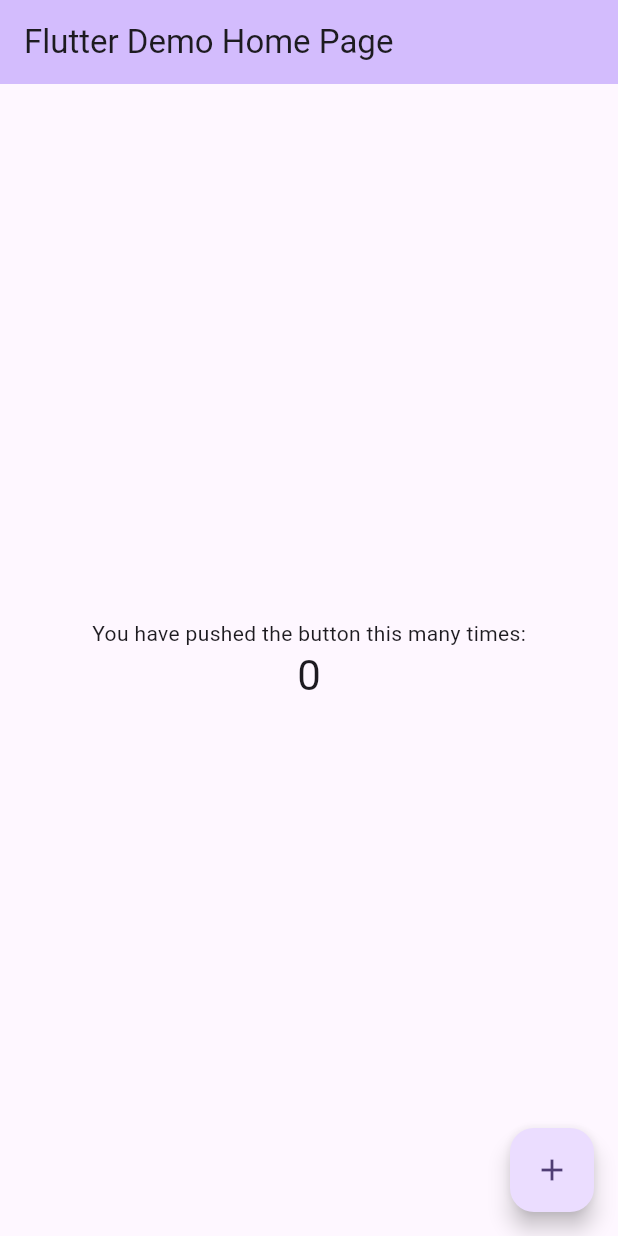
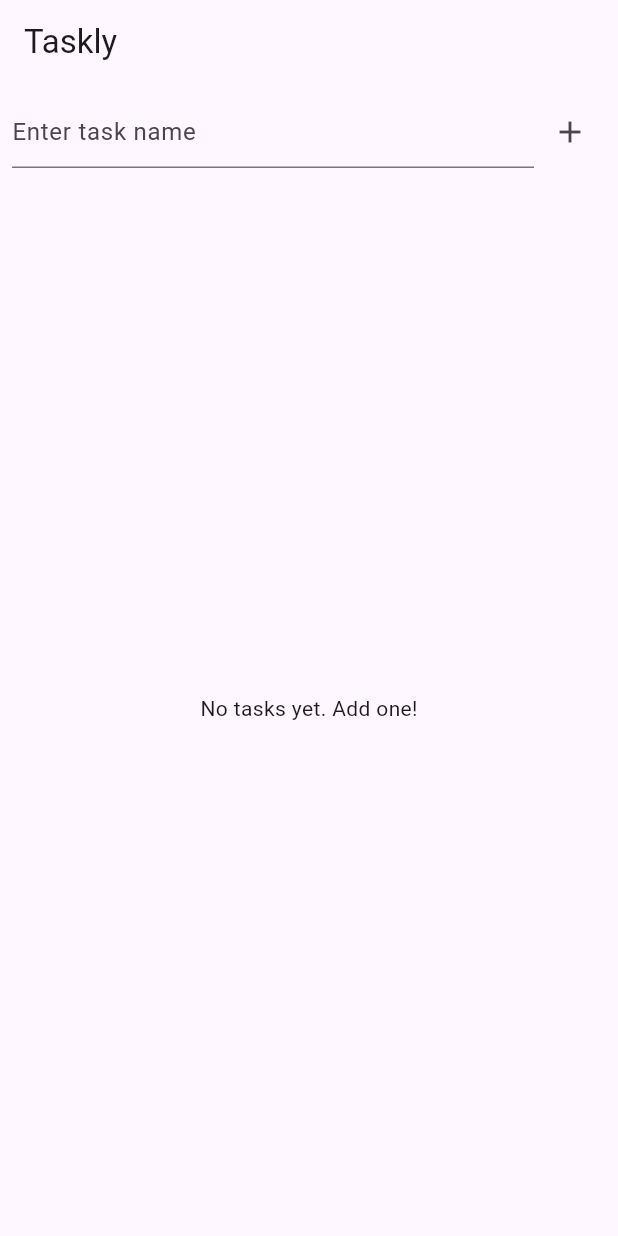
Before and after one commit to trungnt7505-ship-it/PRM393_trungnthe190109_Lab, a Flutter app: the screen it shows after launch, on a phone screen of 412 x 824 dp. Run offline on Flutter 3.47's test engine with Material 3 defaults, Android fonts, the phone set to English and light mode, and no system bars; our stand-ins replace shared_preferences.

Commit message:
Lab 11.2 - Widget Testing: Task List UI

```diff
--- a/LAB_11/lib/main.dart
+++ b/LAB_11/lib/main.dart
@@ -1,122 +1,22 @@
 import 'package:flutter/material.dart';
+import 'repositories/task_repository.dart';
+import 'screens/task_list_screen.dart';
 
 void main() {
-  runApp(const MyApp());
+  runApp(TasklyApp(repository: TaskRepository()));
 }
 
-class MyApp extends StatelessWidget {
-  const MyApp({super.key});
+class TasklyApp extends StatelessWidget {
+  final TaskRepository repository;
 
-  // This widget is the root of your application.
+  const TasklyApp({super.key, required this.repository});
+
   @override
   Widget build(BuildContext context) {
     return MaterialApp(
-      title: 'Flutter Demo',
-      theme: ThemeData(
-        // This is the theme of your application.
-        //
-        // TRY THIS: Try running your application with "flutter run". You'll see
-        // the application has a purple toolbar. Then, without quitting the app,
-        // try changing the seedColor in the colorScheme below to Colors.green
-        // and then invoke "hot reload" (save your changes or press the "hot
-        // reload" button in a Flutter-supported IDE, or press "r" if you used
-        // the command line to start the app).
-        //
-        // Notice that the counter didn't reset back to zero; the application
-        // state is not lost during the reload. To reset the state, use hot
-        // restart instead.
-        //
-        // This works for code too, not just values: Most code changes can be
-        // tested with just a hot reload.
-        colorScheme: .fromSeed(seedColor: Colors.deepPurple),
-      ),
-      home: const MyHomePage(title: 'Flutter Demo Home Page'),
+      title: 'Taskly',
+      theme: ThemeData(primarySwatch: Colors.blue),
+      home: TaskListScreen(repository: repository),
     );
   }
 }
-
-class MyHomePage extends StatefulWidget {
-  const MyHomePage({super.key, required this.title});
-
-  // This widget is the home page of your application. It is stateful, meaning
-  // that it has a State object (defined below) that contains fields that affect
-  // how it looks.
-
-  // This class is the configuration for the state. It holds the values (in this
-  // case the title) provided by the parent (in this case the App widget) and
-  // used by the build method of the State. Fields in a Widget subclass are
-  // always marked "final".
-
-  final String title;
-
-  @override
-  State<MyHomePage> createState() => _MyHomePageState();
-}
-
-class _MyHomePageState extends State<MyHomePage> {
-  int _counter = 0;
-
-  void _incrementCounter() {
-    setState(() {
-      // This call to setState tells the Flutter framework that something has
-      // changed in this State, which causes it to rerun the build method below
-      // so that the display can reflect the updated values. If we changed
-      // _counter without calling setState(), then the build method would not be
-      // called again, and so nothing would appear to happen.
-      _counter++;
-    });
-  }
-
-  @override
-  Widget build(BuildContext context) {
-    // This method is rerun every time setState is called, for instance as done
-    // by the _incrementCounter method above.
-    //
-    // The Flutter framework has been optimized to make rerunning build methods
-    // fast, so that you can just rebuild anything that needs updating rather
-    // than having to individually change instances of widgets.
-    return Scaffold(
-      appBar: AppBar(
-        // TRY THIS: Try changing the color here to a specific color (to
-        // Colors.amber, perhaps?) and trigger a hot reload to see the AppBar
-        // change color while the other colors stay the same.
-        backgroundColor: Theme.of(context).colorScheme.inversePrimary,
-        // Here we take the value from the MyHomePage object that was created by
-        // the App.build method, and use it to set our appbar title.
-        title: Text(widget.title),
-      ),
-      body: Center(
-        // Center is a layout widget. It takes a single child and positions it
-        // in the middle of the parent.
-        child: Column(
-          // Column is also a layout widget. It takes a list of children and
-          // arranges them vertically. By default, it sizes itself to fit its
-          // children horizontally, and tries to be as tall as its parent.
-          //
-          // Column has various properties to control how it sizes itself and
-          // how it positions its children. Here we use mainAxisAlignment to
-          // center the children vertically; the main axis here is the vertical
-          // axis because Columns are vertical (the cross axis would be
-          // horizontal).
-          //
-          // TRY THIS: Invoke "debug painting" (choose the "Toggle Debug Paint"
-          // action in the IDE, or press "p" in the console), to see the
-          // wireframe for each widget.
-          mainAxisAlignment: .center,
-          children: [
-            const Text('You have pushed the button this many times:'),
-            Text(
-              '$_counter',
-              style: Theme.of(context).textTheme.headlineMedium,
-            ),
-          ],
-        ),
-      ),
-      floatingActionButton: FloatingActionButton(
-        onPressed: _incrementCounter,
-        tooltip: 'Increment',
-        child: const Icon(Icons.add),
-      ),
-    );
-  }
-}
--- /dev/null
+++ b/LAB_11/lib/screens/task_list_screen.dart
@@ -0,0 +1,79 @@
+import 'package:flutter/material.dart';
+import '../models/task.dart';
+import '../repositories/task_repository.dart';
+
+/*
+ * Task List Screen
+ * Step: Displays task list, supports adding tasks.
+ */
+class TaskListScreen extends StatefulWidget {
+  final TaskRepository repository;
+
+  const TaskListScreen({super.key, required this.repository});
+
+  @override
+  State<TaskListScreen> createState() => _TaskListScreenState();
+}
+
+class _TaskListScreenState extends State<TaskListScreen> {
+  final TextEditingController _inputController = TextEditingController();
+
+  void _addNewTask() {
+    final text = _inputController.text.trim();
+    if (text.isNotEmpty) {
+      setState(() {
+        widget.repository.addTask(
+          Task(id: DateTime.now().millisecondsSinceEpoch.toString(), title: text),
+        );
+        _inputController.clear();
+      });
+    }
+  }
+
+  @override
+  Widget build(BuildContext context) {
+    final tasks = widget.repository.tasks;
+
+    return Scaffold(
+      appBar: AppBar(title: const Text('Taskly')),
+      body: Column(
+        children: [
+          Padding(
+            padding: const EdgeInsets.all(8.0),
+            child: Row(
+              children: [
+                Expanded(
+                  child: TextField(
+                    key: const Key('taskInputField'),
+                    controller: _inputController,
+                    decoration: const InputDecoration(hintText: 'Enter task name'),
+                  ),
+                ),
+                IconButton(
+                  key: const Key('addTaskButton'),
+                  icon: const Icon(Icons.add),
+                  onPressed: _addNewTask,
+                ),
+              ],
+            ),
+          ),
+          Expanded(
+            child: tasks.isEmpty
+            // Step: Empty State requirement
+                ? const Center(child: Text('No tasks yet. Add one!'))
+                : ListView.builder(
+              itemCount: tasks.length,
+              itemBuilder: (context, index) {
+                final task = tasks[index];
+                return ListTile(
+                  key: Key('taskTile_${task.id}'),
+                  title: Text(task.title),
+                );
+              },
+            ),
+          ),
+        ],
+      ),
+    );
+  }
+}
```
Also changed, not shown: 1 other file.
